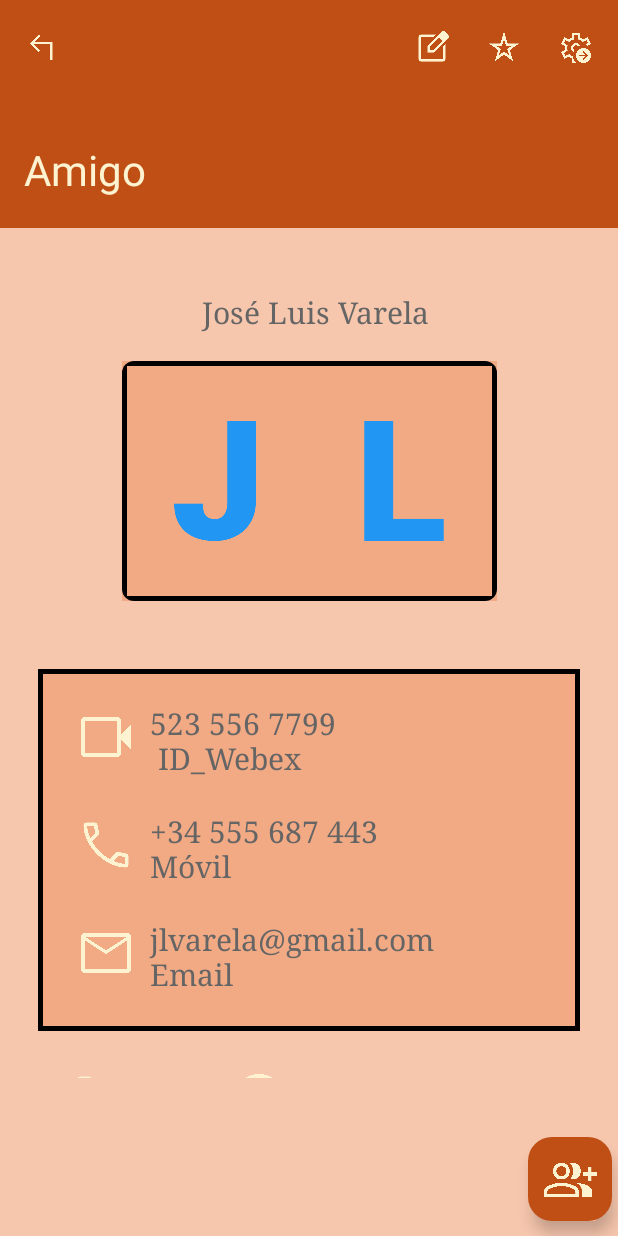
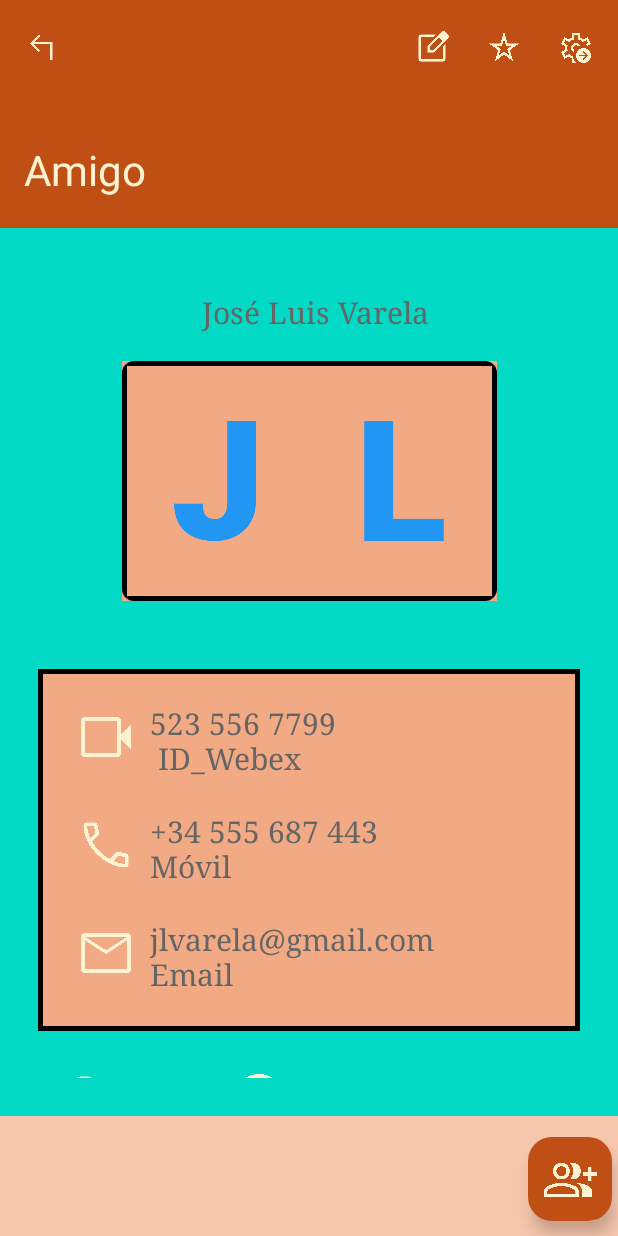
Before and after one commit to MRomHerr/Examen, an Android app built with Jetpack Compose: the screen it shows after launch (MainActivity), on a phone screen of 412 x 824 dp. Run offline under Robolectric (Android 15) with nearby library versions, the phone set to English and light mode, and no system bars.

Commit message:
13/12/2024

```diff
--- a/app/src/main/java/com/example/examen/MainActivity.kt
+++ b/app/src/main/java/com/example/examen/MainActivity.kt
@@ -29,6 +29,7 @@ import androidx.compose.foundation.shape.RoundedCornerShape
 import androidx.compose.material3.*
 import androidx.compose.ui.Alignment
 import androidx.compose.ui.draw.clip
+import androidx.compose.ui.res.colorResource
 import androidx.compose.ui.res.painterResource
 import androidx.compose.ui.text.font.FontFamily
 import androidx.compose.ui.unit.dp
@@ -133,7 +134,7 @@ fun MainScreen() {
             modifier = Modifier
                 .fillMaxSize()
                 .padding(innerPadding)
-                .background(Color(0xFFF6C6AD))
+                .background(colorResource(id = R.color.teal_200))
         ) {
             LazyColumn(
                 modifier = Modifier
```
